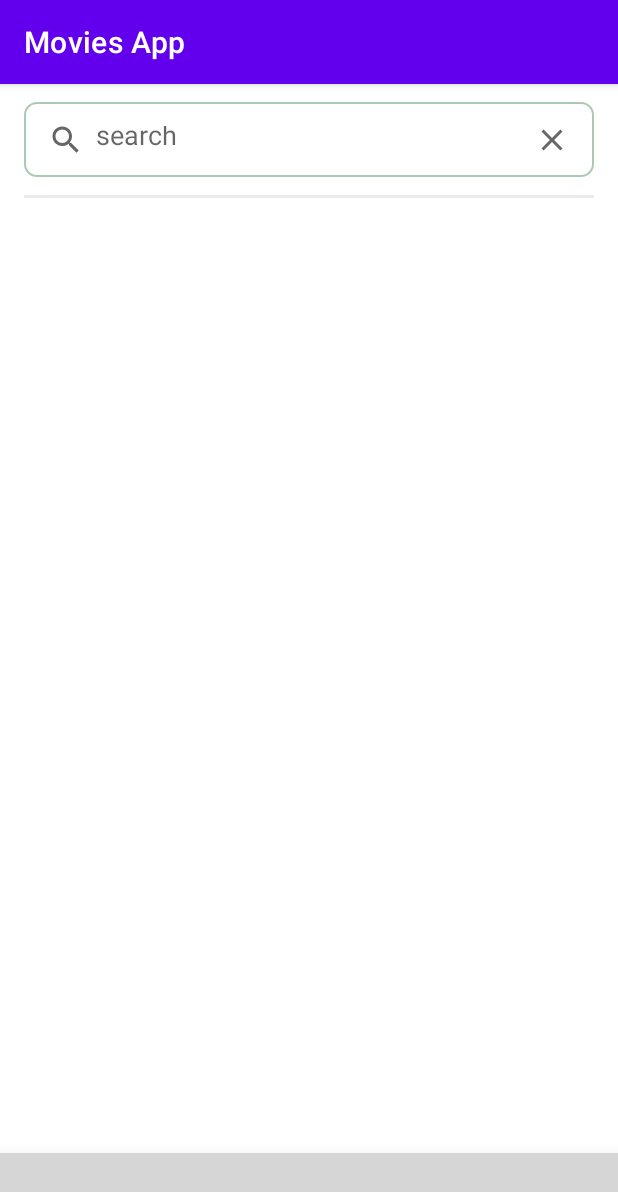
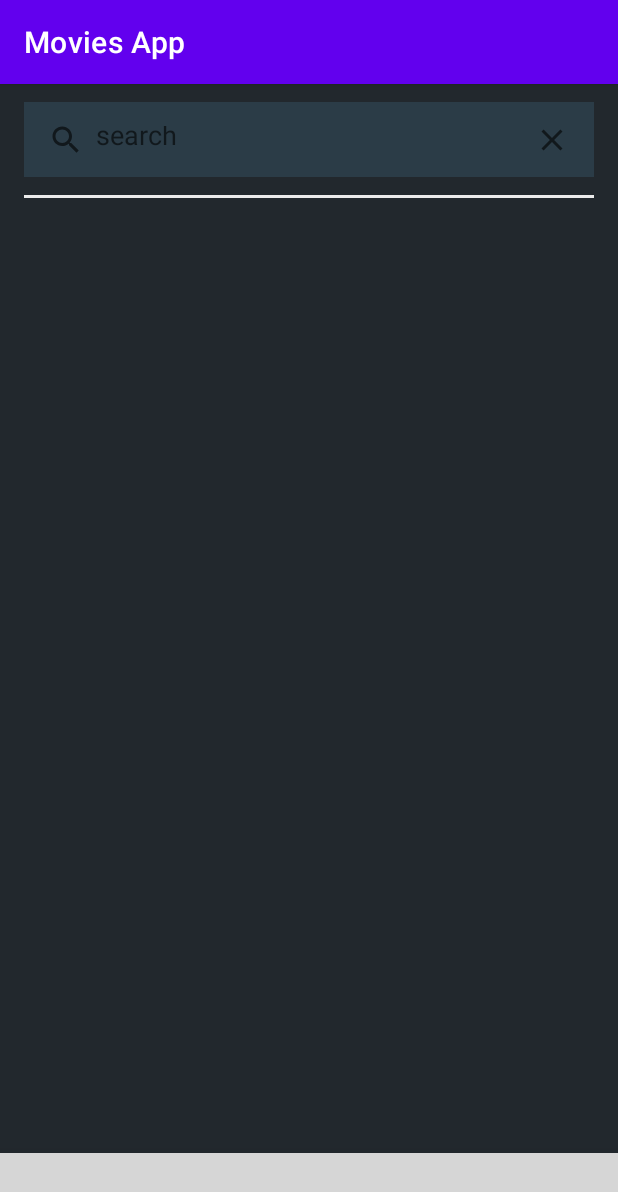
Before and after one commit to Al-Taie/MoviesApp, an Android app: the SearchFragment screen opened through its navigation route, on a phone screen of 412 x 824 dp. Shown: the top 1192 px of the screen. Run offline under Robolectric (Android 15) with nearby library versions, the phone set to English and light mode, and no system bars; our stand-ins replace data binding; plain views replace BubbleTabBar; 2 statements that could not run were skipped; grey boxes are pictures that could not be loaded.

Commit message:
feat : change home background color

```diff
--- a/app/src/main/res/drawable/shape_search_bar.xml
+++ b/app/src/main/res/drawable/shape_search_bar.xml
@@ -7,5 +7,5 @@
         android:width="1dp"
         android:color="@color/searchStroke" />
 
-    <corners android:radius="@dimen/search_bar_corners_radius" />
+    <corners android:radius="16dp" />
 </shape>
--- a/app/src/main/res/layout/activity_main.xml
+++ b/app/src/main/res/layout/activity_main.xml
@@ -13,6 +13,7 @@
     <androidx.constraintlayout.widget.ConstraintLayout
         android:layout_width="match_parent"
         android:layout_height="match_parent"
+        android:background="@color/background_color"
         tools:context=".HomeActivity">
 
         <androidx.fragment.app.FragmentContainerView
@@ -27,7 +28,7 @@
             android:id="@+id/bubbleTabBar"
             android:layout_width="match_parent"
             android:layout_height="55dp"
-            android:background="#FFF"
+            android:background="@color/background_color"
             android:elevation="16dp"
             android:padding="7dp"
             app:bubbletab_menuResource="@menu/bottom_navigation"
--- a/app/src/main/res/layout/fragment_search.xml
+++ b/app/src/main/res/layout/fragment_search.xml
@@ -49,6 +49,7 @@
             android:layout_width="match_parent"
             android:layout_height="50dp"
             android:inputType="text"
+            android:background="@color/cards_color"
             android:afterTextChanged="@{()->viewModel.searchForMovie()}"
             android:text="@={viewModel.movieTitle}"
             android:transitionName="@string/search_transition"
--- a/app/src/main/res/menu/bottom_navigation.xml
+++ b/app/src/main/res/menu/bottom_navigation.xml
@@ -5,17 +5,17 @@
         android:icon="@drawable/ic_baseline_home_24"
         android:title="Home"
         android:checked="true"
-        android:color="@color/home"/>
+        android:color="@color/icons"/>
 
     <item
         android:id="@+id/searchFragment"
         android:icon="@drawable/ic_baseline_search_24"
         android:title="search"
-        android:color="@color/logger"/>
+        android:color="@color/icons"/>
     <item
         android:id="@+id/tvFragment"
         android:icon="@drawable/ic_baseline_live_tv_24"
         android:title="Tv"
-        android:color="@color/logger"/>
+        android:color="@color/icons"/>
 
 </menu>
--- a/app/src/main/res/values/colors.xml
+++ b/app/src/main/res/values/colors.xml
@@ -11,6 +11,7 @@
     <color name="background_color">#22282d</color>
     <color name="blue_text_color">#4c97c4</color>
     <color name="gray_text_color">#75787b</color>
+    <color name="cards_color">#2b3c47</color>
 
 
     <color name="searchStroke">#AACAB3</color>
```
